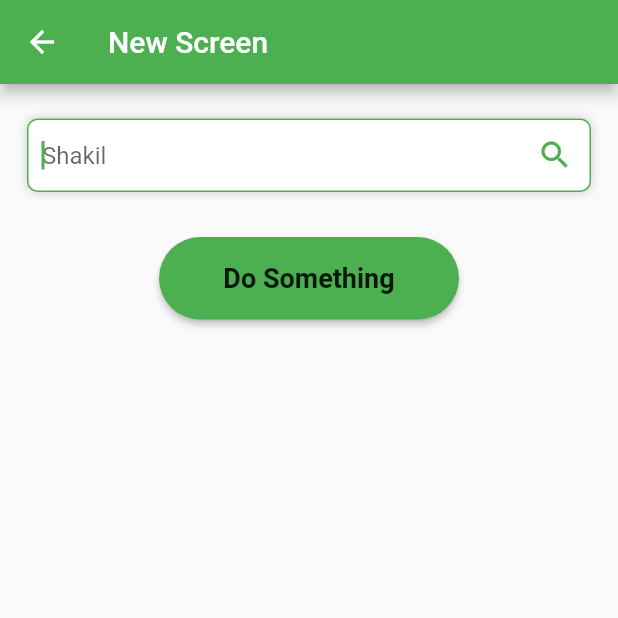
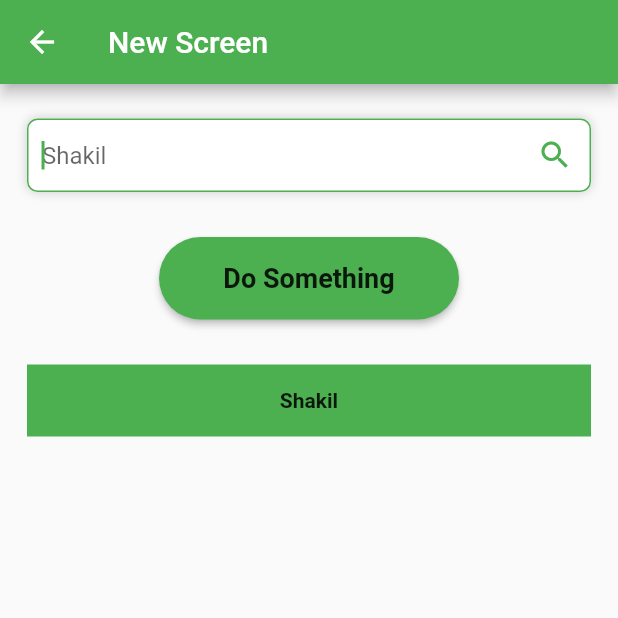
Before and after one commit to kakon007/demoDoc, a Flutter app: the NewScreen screen opened directly, on a phone screen of 412 x 824 dp, the top half of it. Run offline on Flutter 3.47's test engine with Material 2 defaults, Android fonts, the phone set to English and light mode, and no system bars; our stand-ins replace flutter_typeahead, font_awesome_flutter, rxdart; missing offline and left inert: notustohtml, quill_delta, zefyr.

Commit message:
EditScreenSaveButton Added

```diff
--- a/lib/main.dart
+++ b/lib/main.dart
@@ -4,6 +4,7 @@ import 'package:flutter/material.dart';
 import 'package:flutter/services.dart';
 import 'package:myhealthbd_app/main_app/flavour/flavour_banner.dart';
 import 'package:myhealthbd_app/main_app/flavour/flavour_config.dart';
+import 'package:myhealthbd_app/main_app/new_view.dart';
 //import 'package:myhealthbd_app/main_app/flavour/strings_resource.dart';
 import 'package:myhealthbd_app/main_app/util/validator.dart';
 import 'package:myhealthbd_app/main_app/views/widgets/custom_circular_button.dart';
@@ -143,7 +144,7 @@ class _MyHomePageState extends State<MyHomePage> {
           return CommonPromptDialog(
             titleText: 'Common Prompt Alert',
             onAccept: () {
-              Navigator.pop(context);
+              Navigator.push(context, MaterialPageRoute(builder: (BuildContext)=>NewScreen()));
             },
             onCancel: () {
               Navigator.pop(context);
--- a/lib/main_app/new_view.dart
+++ b/lib/main_app/new_view.dart
@@ -1,5 +1,6 @@
 import 'package:flutter/cupertino.dart';
 import 'package:flutter/material.dart';
+import 'package:myhealthbd_app/main_app/views/widgets/edit_screen_save_button.dart';
 import 'package:myhealthbd_app/main_app/views/widgets/rounded_loading_button.dart';
 
 import 'views/widgets/custom_textfield.dart';
@@ -11,6 +12,7 @@ class NewScreen extends StatefulWidget {
 
 class _NewScreenState extends State<NewScreen> {
   Widget spaceBetweenSections = SizedBox(height: 30);
+
   @override
   Widget build(BuildContext context) {
     return Scaffold(
@@ -37,7 +39,7 @@ class _NewScreenState extends State<NewScreen> {
                   icon: Icon(Icons.search),
                   onPressed: () {
 //                  if (_searchTextEditingController.text.isNotEmpty)
-                   // jobListViewModel.search(_searchTextEditingController.text);
+                    // jobListViewModel.search(_searchTextEditingController.text);
                   },
                 ),
                 //controller: _searchTextEditingController,
@@ -53,9 +55,11 @@ class _NewScreenState extends State<NewScreen> {
                   key: Key('signInButtonKey'),
                   style: TextStyle(fontSize: 18, fontWeight: FontWeight.bold),
                 ),
-                onPressed: () {
-                },
+                onPressed: () {},
               ),
+              spaceBetweenSections,
+              EditScreenSaveButton(
+                  onPressed: () {}, text: 'Shakil')
             ],
           ),
         ),
--- a/lib/main_app/util/zefyr_helper.dart
+++ b/lib/main_app/util/zefyr_helper.dart
@@ -4,6 +4,7 @@ import 'package:quill_delta/quill_delta.dart';
 //import 'package:p7app/method_extension.dart';
 import 'package:myhealthbd_app/method_extension.dart';
 import 'package:myhealthbd_app/main_app/views/widgets/custom_zefyr_rich_text_from_field.dart';
+import 'package:zefyr/zefyr.dart';
 
 class ZeyfrHelper {
   static NotusDocument htmlToNotusDocument(String htmlString) {
--- /dev/null
+++ b/lib/main_app/views/widgets/edit_screen_save_button.dart
@@ -0,0 +1,32 @@
+
+import 'package:flutter/material.dart';
+
+class EditScreenSaveButton extends StatelessWidget {
+  final Function onPressed;
+  final String text;
+
+  EditScreenSaveButton({@required this.onPressed, @required this.text, Key key})
+      : super(key: key);
+
+  @override
+  Widget build(BuildContext context) {
+    return Container(
+      color: Theme.of(context).primaryColor,
+      child: Center(
+        child: Padding(
+          padding: const EdgeInsets.all(8.0),
+          child: InkWell(
+            onTap: onPressed,
+            child: Padding(
+              padding: const EdgeInsets.all(8.0),
+              child: Text(
+                text ?? "",
+                style: TextStyle(fontWeight: FontWeight.bold),
+              ),
+            ),
+          ),
+        ),
+      ),
+    );
+  }
+}
--- a/pubspec.yaml
+++ b/pubspec.yaml
@@ -31,8 +31,10 @@ dependencies:
   font_awesome_flutter: ^8.11.0
   zefyr: ^0.12.0
   intl: ^0.16.1
+  rxdart: ^0.25.0
   notustohtml: ^0.0.7
   quill_delta: 1.1.3
+  flutter_typeahead: ^1.9.1
 
 dev_dependencies:
   flutter_test:
```
Also changed, not shown: lib/main_app/views/widgets/custom_date_picker.dart (added, +211 -0 lines), pubspec.lock.
